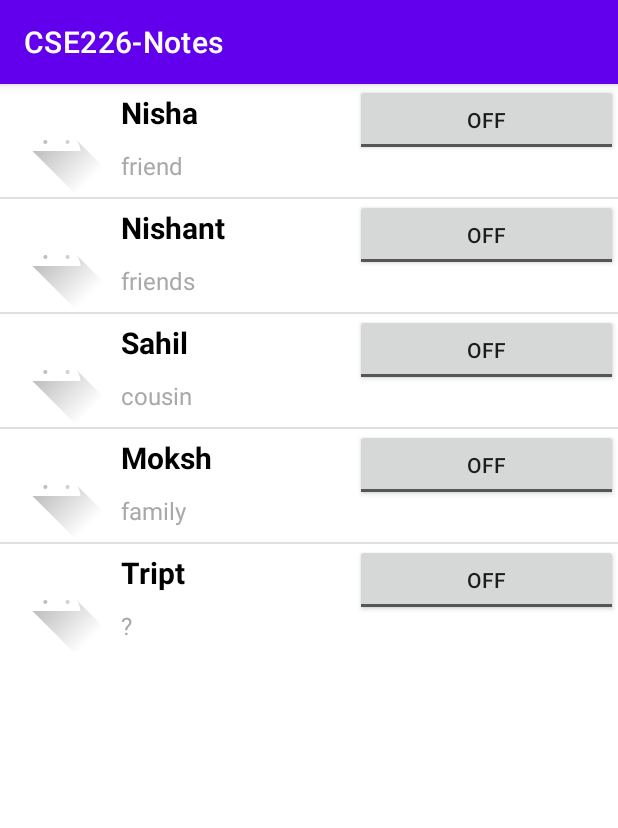
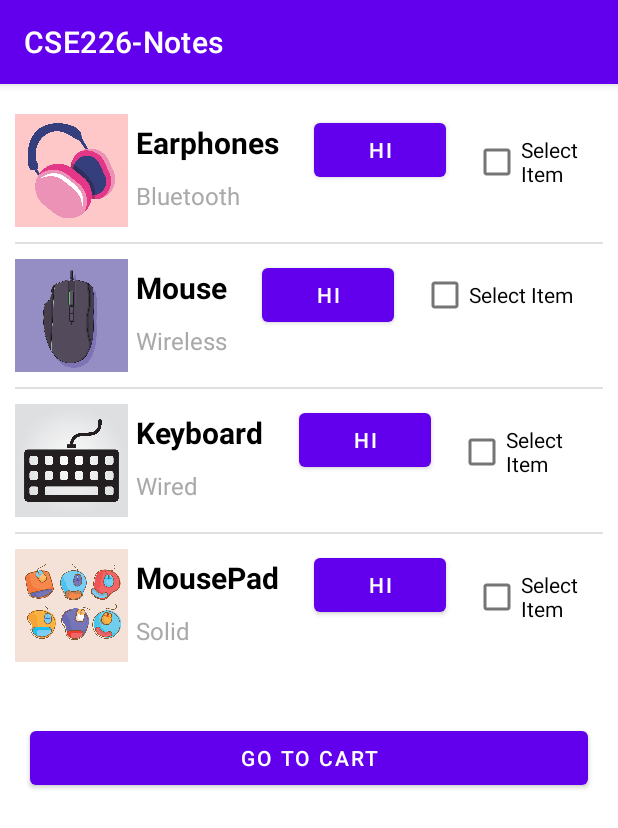
Before and after one commit to saksham0302/AndroidAppDevelopment226, an Android app: the screen it shows after launch (CustomListViewExample), on a phone screen of 412 x 824 dp. Shown: the top 828 px of the screen. Run offline under Robolectric (Android 15) with nearby library versions, the light colour scheme and no system bars.

Commit message:
Custom List View: CheckBox and Delete

```diff
--- a/app/src/main/java/com/example/cse226_notes/unit_1/CustomListViewAdapter.kt
+++ b/app/src/main/java/com/example/cse226_notes/unit_1/CustomListViewAdapter.kt
@@ -4,13 +4,17 @@ import android.content.Context
 import android.view.LayoutInflater
 import android.view.View
 import android.view.ViewGroup
-import android.widget.ArrayAdapter
-import android.widget.ImageView
-import android.widget.TextView
+import android.widget.*
 import com.example.cse226_notes.R
 
-class CustomListViewAdapter(context: Context, var resource: Int, var objects: MutableList<CustomListViewDataModel>) :
+class CustomListViewAdapter
+    (context: Context, var resource: Int, var objects: MutableList<CustomListViewDataModel>) :
     ArrayAdapter<CustomListViewDataModel>(context, resource, objects) {
+
+    lateinit var cb: CheckBox
+    fun isChecked(position: Int): Boolean {
+        return objects.get(position).checked
+    }
 
     override fun getView(position: Int, convertView: View?, parent: ViewGroup): View {
 
@@ -19,6 +23,8 @@ class CustomListViewAdapter(context: Context, var resource: Int, var objects: Mu
         val imageView: ImageView = view.findViewById(R.id.image)
         val titleTextView: TextView = view.findViewById(R.id.textView1)
         val descTextView: TextView = view.findViewById(R.id.textView2)
+        val button: Button = view.findViewById(R.id.button)
+        cb = view.findViewById(R.id.checkBox)
 
         val myItem: CustomListViewDataModel = objects[position]
 
@@ -26,6 +32,24 @@ class CustomListViewAdapter(context: Context, var resource: Int, var objects: Mu
         titleTextView.text = myItem.title
         descTextView.text = myItem.desc
 
+        button.tag = position
+        button.setOnClickListener {
+            val itemSelected = objects.get(it.tag as Int)
+            objects.remove(itemSelected)
+            notifyDataSetChanged()
+        }
+
+        cb.setChecked(objects.get(position).checked)
+        cb.setTag(position)
+        val itemStr = objects.get(position).title
+        cb.setOnClickListener(View.OnClickListener {
+            val newState: Boolean = !objects.get(position).isChecked()
+            objects.get(position).checked = newState
+            Toast.makeText(context, itemStr + " selected with state: " + newState
+                , Toast.LENGTH_LONG).show()
+        })
+        cb.setChecked(isChecked(position))
+
         return view
     }
 }
--- a/app/src/main/java/com/example/cse226_notes/unit_1/CustomListViewDataModel.kt
+++ b/app/src/main/java/com/example/cse226_notes/unit_1/CustomListViewDataModel.kt
@@ -1,5 +1,9 @@
 package com.example.cse226_notes.unit_1
 
 class CustomListViewDataModel
-    (val title: String, val desc: String, val image: Int) {
+    (val title: String, val desc: String, val image: Int, var checked: Boolean) {
+
+        fun isChecked() : Boolean {
+            return checked
+        }
 }
--- a/app/src/main/java/com/example/cse226_notes/unit_1/CustomListViewExample.kt
+++ b/app/src/main/java/com/example/cse226_notes/unit_1/CustomListViewExample.kt
@@ -2,7 +2,9 @@ package com.example.cse226_notes.unit_1
 
 import androidx.appcompat.app.AppCompatActivity
 import android.os.Bundle
+import android.widget.Button
 import android.widget.ListView
+import android.widget.Toast
 import com.example.cse226_notes.R
 
 class CustomListViewExample : AppCompatActivity() {
@@ -13,12 +15,26 @@ class CustomListViewExample : AppCompatActivity() {
         var listView: ListView = findViewById(R.id.listView)
         var list = mutableListOf<CustomListViewDataModel>()
 
-        list.add(CustomListViewDataModel("Nisha", "friend", R.drawable.ic_launcher_foreground))
-        list.add(CustomListViewDataModel("Nishant", "friends", R.drawable.ic_launcher_foreground))
-        list.add(CustomListViewDataModel("Sahil", "cousin", R.drawable.ic_launcher_foreground))
-        list.add(CustomListViewDataModel("Moksh", "family", R.drawable.ic_launcher_foreground))
-        list.add(CustomListViewDataModel("Tript", "?", R.drawable.ic_launcher_foreground))
+        list.add(CustomListViewDataModel("Earphones", "Bluetooth", R.drawable.headset, false))
+        list.add(CustomListViewDataModel("Mouse", "Wireless", R.drawable.mouse, false))
+        list.add(CustomListViewDataModel("Keyboard", "Wired", R.drawable.keyboard, false))
+        list.add(CustomListViewDataModel("MousePad", "Solid", R.drawable.mouse_pad, false))
 
         listView.adapter = CustomListViewAdapter(this, R.layout.custom_list_view, list)
+
+        var cart: Button = findViewById(R.id.cart)
+        cart.setOnClickListener {
+            var str = "Check Items: \n"
+            val cnt: Int = list.count()
+
+            for (i in 0 until cnt) {
+                var a = CustomListViewAdapter(this, R.layout.custom_list_view, list)
+                if (a.isChecked(i)) {
+                    str += """$i
+                    """.trimIndent()
+                }
+            }
+            Toast.makeText(this, str, Toast.LENGTH_LONG).show()
+        }
     }
 }
--- a/app/src/main/res/layout/activity_custom_list_view_example.xml
+++ b/app/src/main/res/layout/activity_custom_list_view_example.xml
@@ -1,7 +1,8 @@
 <?xml version="1.0" encoding="utf-8"?>
-<RelativeLayout xmlns:android="http://schemas.android.com/apk/res/android"
+<LinearLayout xmlns:android="http://schemas.android.com/apk/res/android"
     xmlns:app="http://schemas.android.com/apk/res-auto"
     xmlns:tools="http://schemas.android.com/tools"
+    android:orientation="vertical"
     android:layout_width="match_parent"
     android:layout_height="match_parent"
     tools:context=".unit_1.CustomListViewExample">
@@ -9,6 +10,14 @@
     <ListView
         android:id="@+id/listView"
         android:layout_width="wrap_content"
-        android:layout_height="wrap_content" />
+        android:layout_height="wrap_content"
+        android:layout_margin="10dp"/>
 
-</RelativeLayout>
+    <Button
+        android:id="@+id/cart"
+        android:layout_width="match_parent"
+        android:layout_height="wrap_content"
+        android:layout_margin="20dp"
+        android:text="Go to Cart"/>
+
+</LinearLayout>
--- a/app/src/main/res/layout/custom_list_view.xml
+++ b/app/src/main/res/layout/custom_list_view.xml
@@ -4,7 +4,8 @@
     xmlns:tools="http://schemas.android.com/tools"
     android:orientation="horizontal"
     android:layout_width="match_parent"
-    android:layout_height="match_parent">
+    android:layout_height="wrap_content"
+    android:paddingVertical="10dp">
 
     <ImageView
         android:layout_width="75dp"
@@ -12,7 +13,7 @@
         android:id="@+id/image"
         android:src="@mipmap/ic_launcher"/>
     <LinearLayout
-        android:layout_width="161dp"
+        android:layout_width="wrap_content"
         android:layout_height="wrap_content"
         android:orientation="vertical">
 
@@ -38,11 +39,18 @@
 
     </LinearLayout>
 
-    <ToggleButton
-        android:id="@+id/toggleButton"
+    <Button
+        android:id="@+id/button"
         android:layout_width="wrap_content"
         android:layout_height="wrap_content"
-        android:layout_weight="1"
-        android:text="ToggleButton" />
+        android:layout_marginHorizontal="18dp"
+        android:text="Hi" />
+
+    <CheckBox
+        android:id="@+id/checkBox"
+
+        android:layout_width="wrap_content"
+        android:layout_height="wrap_content"
+        android:text="Select Item" />
 
 </LinearLayout>
```
Also changed, not shown: app/src/main/res/drawable/headset.jpg (added), app/src/main/res/drawable/keyboard.jpg (added), app/src/main/res/drawable/mouse.jpg (added), app/src/main/res/drawable/mouse_pad.jpg (added).
